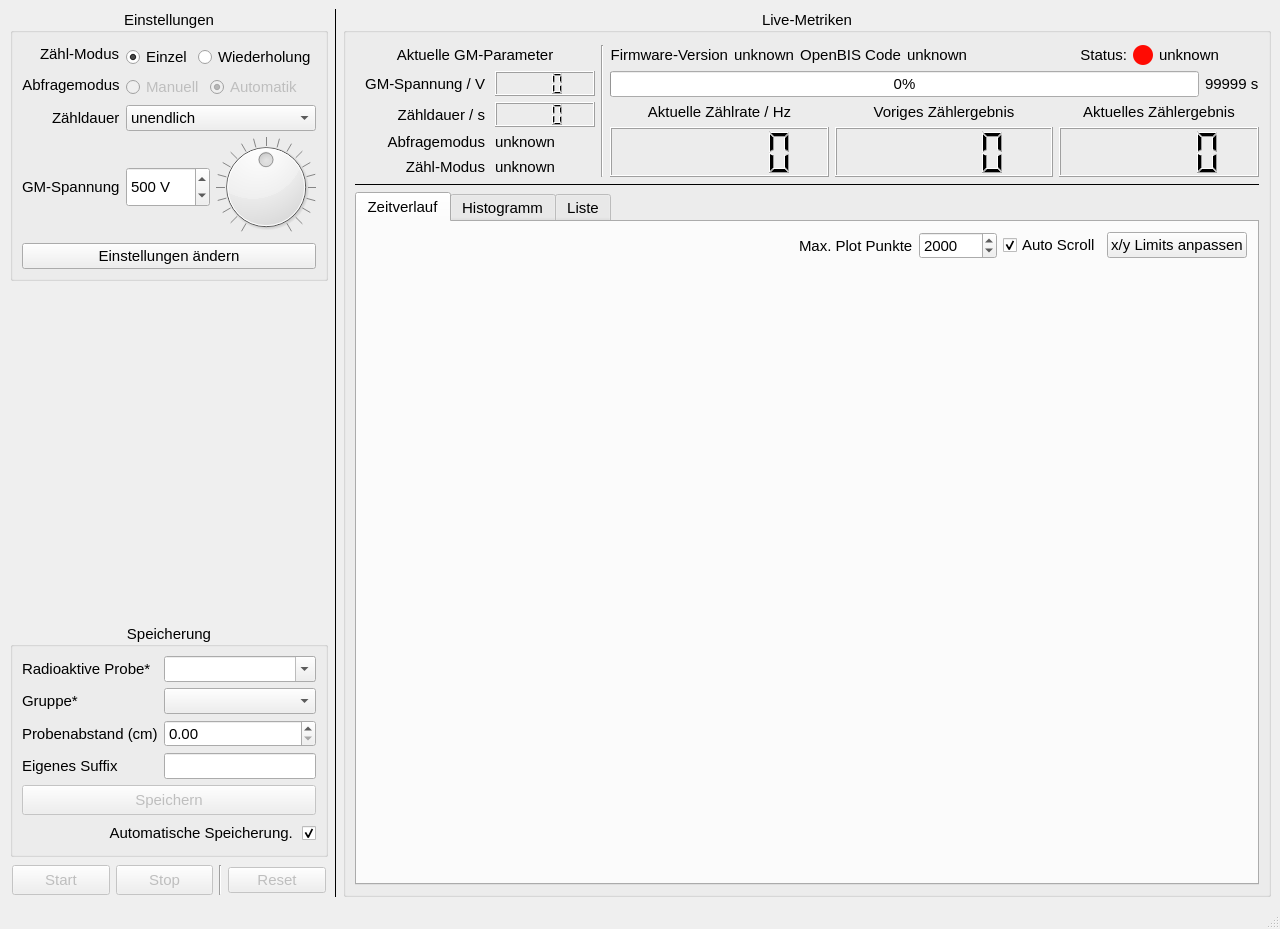
cckssr/gmcounter, file gmcounter/pyqt/mainwindow.ui: the form before one commit.
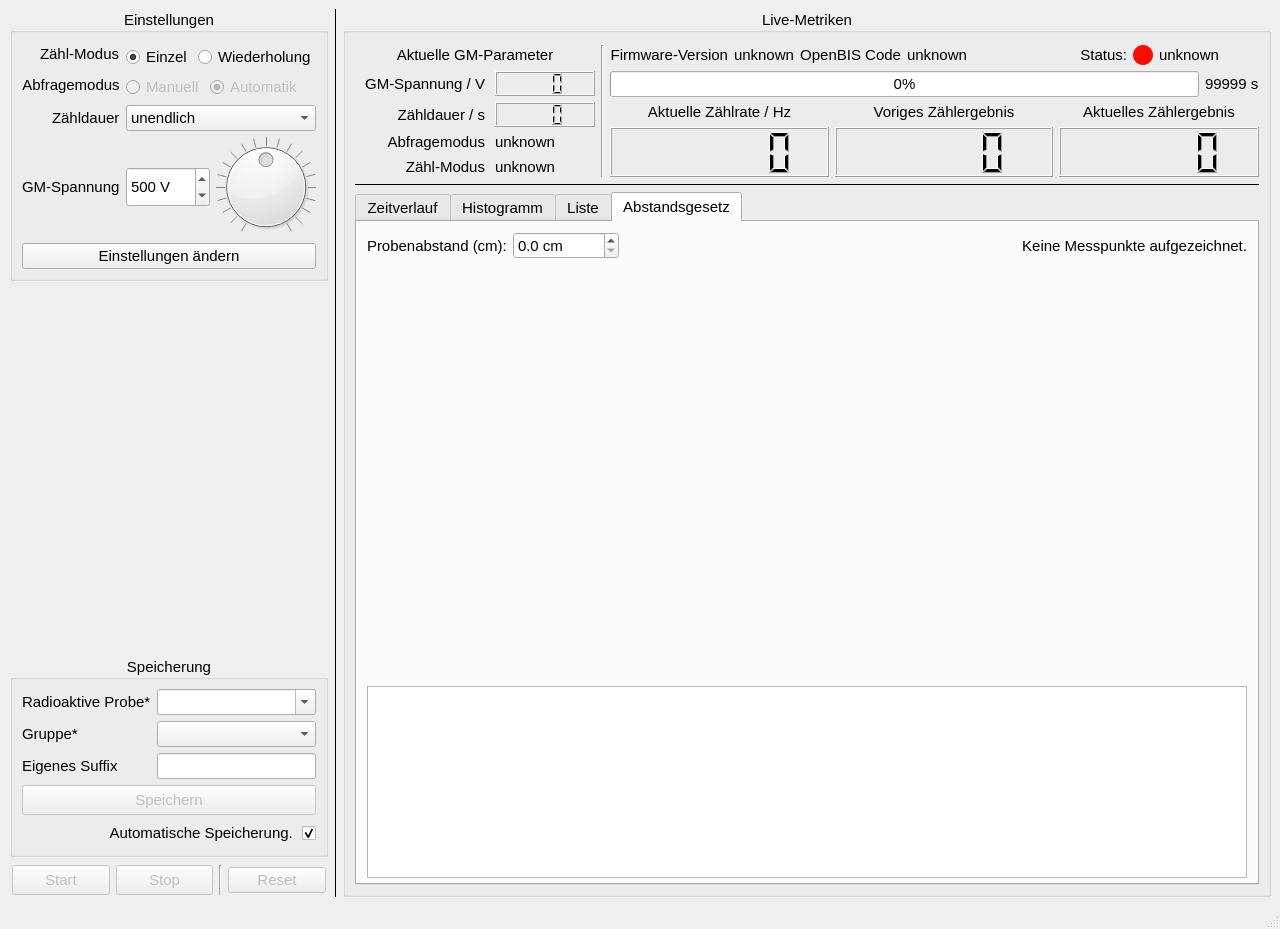
The form after the commit. The open tabs and pages were chosen to show the change.

Commit message: feat: Implement Distance Law tab for measuring count rate vs. sample distance

```diff
--- a/gmcounter/pyqt/mainwindow.ui
+++ b/gmcounter/pyqt/mainwindow.ui
@@ -880,18 +880,6 @@
             </widget>
            </item>
            <item row="2" column="0">
-            <widget class="QLabel" name="label_20">
-             <property name="font">
-              <font>
-               <pointsize>11</pointsize>
-              </font>
-             </property>
-             <property name="text">
-              <string>Probenabstand (cm)</string>
-             </property>
-            </widget>
-           </item>
-           <item row="3" column="0">
             <widget class="QLabel" name="label_5">
              <property name="font">
               <font>
@@ -903,7 +891,7 @@
              </property>
             </widget>
            </item>
-           <item row="3" column="1">
+           <item row="2" column="1">
             <widget class="QLineEdit" name="suffix">
              <property name="sizePolicy">
               <sizepolicy hsizetype="MinimumExpanding" vsizetype="Fixed">
@@ -927,18 +915,6 @@
              </property>
             </widget>
            </item>
-           <item row="2" column="1">
-            <widget class="QDoubleSpinBox" name="sampleDistance">
-             <property name="font">
-              <font>
-               <pointsize>11</pointsize>
-              </font>
-             </property>
-             <property name="maximum">
-              <double>19999.000000000000000</double>
-             </property>
-            </widget>
-           </item>
           </layout>
          </item>
          <item>
@@ -1500,6 +1476,139 @@
              </item>
             </layout>
            </widget>
+           <widget class="QWidget" name="distance">
+            <property name="sizePolicy">
+             <sizepolicy hsizetype="Expanding" vsizetype="Expanding">
+              <horstretch>0</horstretch>
+              <verstretch>0</verstretch>
+             </sizepolicy>
+            </property>
+            <attribute name="title">
+             <string>Abstandsgesetz</string>
+            </attribute>
+            <layout class="QGridLayout" name="gridLayout_distance" rowstretch="0,1,0">
+             <property name="leftMargin">
+              <number>10</number>
+             </property>
+             <property name="topMargin">
+              <number>10</number>
+             </property>
+             <property name="rightMargin">
+              <number>10</number>
+             </property>
+             <property name="bottomMargin">
+              <number>5</number>
+             </property>
+             <item row="0" column="0">
+              <layout class="QHBoxLayout" name="horizontalLayout_distance">
+               <item>
+                <widget class="QLabel" name="label_distanceInput">
+                 <property name="font">
+                  <font>
+                   <pointsize>11</pointsize>
+                  </font>
+                 </property>
+                 <property name="text">
+                  <string>Probenabstand (cm):</string>
+                 </property>
+                </widget>
+               </item>
+               <item>
+                <widget class="QDoubleSpinBox" name="distanceInput">
+                 <property name="font">
+                  <font>
+                   <pointsize>11</pointsize>
+                  </font>
+                 </property>
+                 <property name="toolTip">
+                  <string>Abstand der Probe vom Detektor in Zentimetern</string>
+                 </property>
+                 <property name="suffix">
+                  <string> cm</string>
+                 </property>
+                 <property name="decimals">
+                  <number>1</number>
+                 </property>
+                 <property name="singleStep">
+                  <double>0.500000000000000</double>
+                 </property>
+                 <property name="maximum">
+                  <double>99999.000000000000000</double>
+                 </property>
+                </widget>
+               </item>
+               <item>
+                <spacer name="horizontalSpacer_distance">
+                 <property name="orientation">
+                  <enum>Qt::Orientation::Horizontal</enum>
+                 </property>
+                 <property name="sizeHint" stdset="0">
+                  <size>
+                   <width>40</width>
+                   <height>20</height>
+                  </size>
+                 </property>
+                </spacer>
+               </item>
+               <item>
+                <widget class="QLabel" name="distanceStatus">
+                 <property name="font">
+                  <font>
+                   <pointsize>11</pointsize>
+                  </font>
+                 </property>
+                 <property name="text">
+                  <string>Keine Messpunkte aufgezeichnet.</string>
+                 </property>
+                 <property name="alignment">
+                  <set>Qt::AlignmentFlag::AlignRight|Qt::AlignmentFlag::AlignVCenter</set>
+                 </property>
+                </widget>
+               </item>
+              </layout>
+             </item>
+             <item row="1" column="0">
+              <widget class="QWidget" name="distancePlot" native="true">
+               <property name="sizePolicy">
+                <sizepolicy hsizetype="MinimumExpanding" vsizetype="MinimumExpanding">
+                 <horstretch>0</horstretch>
+                 <verstretch>0</verstretch>
+                </sizepolicy>
+               </property>
+              </widget>
+             </item>
+             <item row="2" column="0">
+              <widget class="QTableView" name="distanceTable">
+               <property name="sizePolicy">
+                <sizepolicy hsizetype="Expanding" vsizetype="Maximum">
+                 <horstretch>0</horstretch>
+                 <verstretch>0</verstretch>
+                </sizepolicy>
+               </property>
+               <property name="maximumSize">
+                <size>
+                 <width>16777215</width>
+                 <height>200</height>
+                </size>
+               </property>
+               <property name="font">
+                <font>
+                 <pointsize>11</pointsize>
+                </font>
+               </property>
+               <property name="editTriggers">
+                <set>QAbstractItemView::EditTrigger::NoEditTriggers</set>
+               </property>
+               <property name="alternatingRowColors">
+                <bool>true</bool>
+               </property>
+               <property name="selectionMode">
+                <enum>QAbstractItemView::SelectionMode::SingleSelection</enum>
+               </property>
+              </widget>
+             </item>
+            </layout>
+           </widget>
           </widget>
          </item>
          <item row="0" column="0">
```
Left out of the diff: 2 changed lines with no effect on the pictures. The commit also changes 9 other files.
